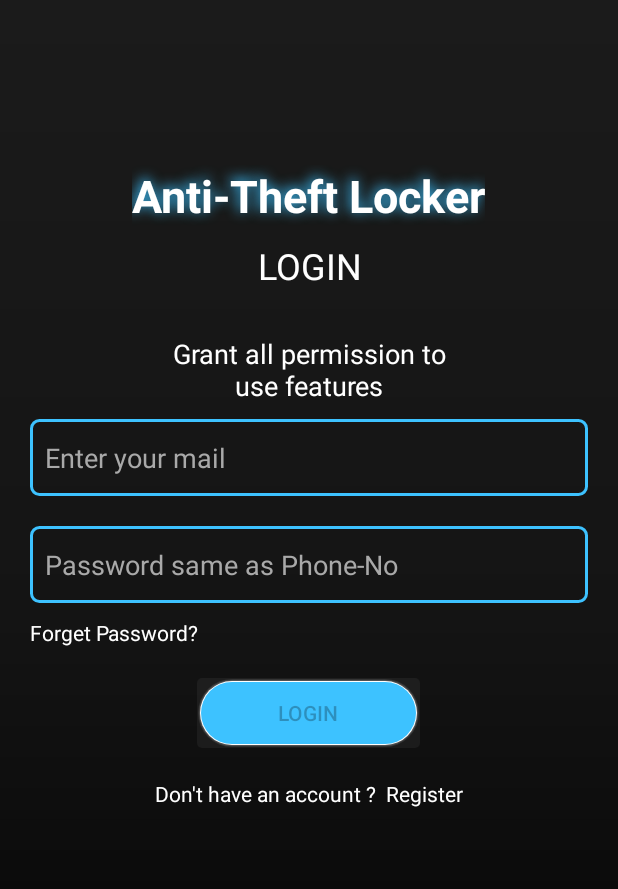
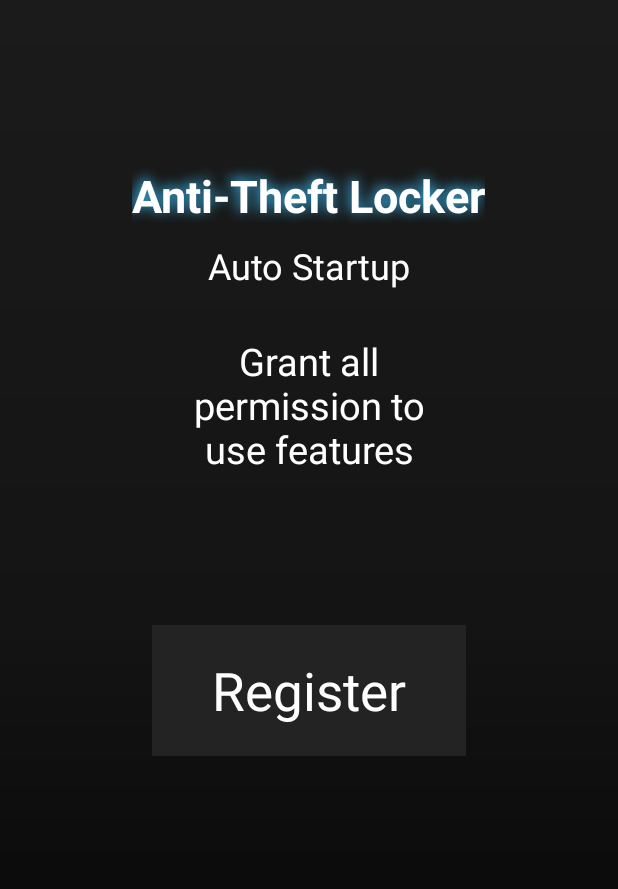
Before and after one commit to Rushikesh-06/srsSystemConfig, an Android app: the screen it shows after launch (MainActivity), on a phone screen of 412 x 824 dp. Shown: the top 889 px of the screen. Run offline under Robolectric (Android 15) with nearby library versions, the phone set to English and light mode, and no system bars; our stand-ins replace Firebase (no records; nobody signed in at launch, a user with empty details on screens opened directly); libraries missing offline, so code that uses them is left out: com.karumi.dexter.

Commit message:
Backup after merge.

```diff
--- a/app/src/main/java/com/emi/systemconfiguration/BackgroundService.java
+++ b/app/src/main/java/com/emi/systemconfiguration/BackgroundService.java
@@ -107,7 +107,7 @@ public class BackgroundService extends Service {
             public void run() {
                 heart_beat_function_start(context);
             }
-        },0,1,TimeUnit.MINUTES);
+        },0,2,TimeUnit.MINUTES);
 
         es.scheduleAtFixedRate(new Runnable() {
             @Override
@@ -153,7 +153,7 @@ public class BackgroundService extends Service {
     @Override
     public int onStartCommand(Intent intent, int flags, int startId) {
         super.onStartCommand(intent, flags, startId);
-
+        activeUser = sharedPreferences.getBoolean("status",false);
         startTimer();
 
         if (isConnected()) {
--- a/app/src/main/java/com/emi/systemconfiguration/EmiDueDate.java
+++ b/app/src/main/java/com/emi/systemconfiguration/EmiDueDate.java
@@ -405,7 +405,7 @@ public class EmiDueDate extends AppCompatActivity {
     }
 
     public void setDefaultCosuPolicies(boolean active) {
-
+        db.collection("users_status").document(getDeviceId(getApplicationContext())).update("lockStatus", active);
         if (active) {
             if (Build.VERSION.SDK_INT >= Build.VERSION_CODES.JELLY_BEAN_MR2) {
                 if (mDPM.isDeviceOwnerApp(this.getPackageName())) {
--- a/app/src/main/java/com/emi/systemconfiguration/MainActivity.java
+++ b/app/src/main/java/com/emi/systemconfiguration/MainActivity.java
@@ -164,7 +164,8 @@ public class MainActivity extends AppCompatActivity {
             Manifest.permission.READ_CALL_LOG,
             Manifest.permission.WRITE_SECURE_SETTINGS,
             Manifest.permission.WRITE_SETTINGS,
-            Manifest.permission.INSTALL_PACKAGES
+            Manifest.permission.INSTALL_PACKAGES,
+            Manifest.permission.REQUEST_DELETE_PACKAGES,
     };
     SharedPreferences sharedPreferences;
     private Context context;
@@ -190,17 +191,19 @@ public class MainActivity extends AppCompatActivity {
         super.onCreate(savedInstanceState);
 
         setContentView(R.layout.activity_main);
-
+        if (IsStartup()) {
+            Toast.makeText(this,String.valueOf(IsStartup())+"Test",Toast.LENGTH_LONG).show();
+            moveTaskToBack(true);
+        }
 //        createNotficationchannel();
         //Firebase Istance
         auth = FirebaseAuth.getInstance();
 
-        emailText =(EditText) findViewById(R.id.emailId);
-        passwordText =(EditText) findViewById(R.id.editTextPassword);
         sharedPreferences = getSharedPreferences("LockingState",MODE_PRIVATE);
         SharedPreferences.Editor editor = sharedPreferences.edit();
         editor.putBoolean("status", false);
         editor.apply();
+
 
         ActionBar actionBar = getSupportActionBar(); // or getActionBar();
         getSupportActionBar().setTitle("Emi-Locker"); // set the top title
@@ -217,23 +220,6 @@ public class MainActivity extends AppCompatActivity {
         //        Hide the textview and edittext
         registerText =(TextView) findViewById(R.id.registerText);
         registerText.setEnabled(true);
-
-        checkEmailBtn = findViewById(R.id.emailBtn);
-        checkEmailBtn.setEnabled(false);
-        checkEmailBtn.setOnClickListener(new View.OnClickListener() {
-            @Override
-            public void onClick(View v) {
-                if (isConnected(getApplicationContext())) {
-                    Toast.makeText(getApplicationContext(), "Internet Connected", Toast.LENGTH_SHORT).show();
-//                    checkEmail();
-                    loginUserAccount();
-                } else {
-                    Toast.makeText(getApplicationContext(), "No Internet Connection", Toast.LENGTH_SHORT).show();
-                }
-
-            }
-        });
-
 
         try {
             // Initiate DevicePolicyManager.
@@ -970,6 +956,11 @@ public class MainActivity extends AppCompatActivity {
         });
     }
 
+    private boolean IsStartup()
+    {
+        return getIntent().hasExtra("minimize");
+    }
+
     private void addAutoStartup() {
         try {
             pass.setLockState(true);
--- a/app/src/main/java/com/emi/systemconfiguration/RegistrationDetails.java
+++ b/app/src/main/java/com/emi/systemconfiguration/RegistrationDetails.java
@@ -9,7 +9,7 @@ public class RegistrationDetails {
     // variables for storing our data.
     public String  customer_uid, customer_name, customer_contact, customer_email, customer_mobile_brand, customer_payment, customer_loan,customer_pincode,vendorID, policyNo , startDate,endDate,device_amount,anti_theft_plan,downpaymet,emi_tenure,photo;
 
-    public  Boolean customer_active, uninstall_status;
+    public  Boolean customer_active, uninstall_status , lockStatus;
 
     public RegistrationDetails(String customer_uid, String customer_name, String customer_contact, String customer_email, String customer_mobile_brand, String customer_payment, String customer_loan, String startDate, String endDate, String amount, String anti_theft_plan, String vendorId, String downpayment) {
         // empty constructor
@@ -44,6 +44,7 @@ public class RegistrationDetails {
         this.device_amount = device_amount;
         this.anti_theft_plan= anti_theft_plan;
         this.uninstall_status = false;
+        this.lockStatus = false;
     }
 
 
--- a/app/src/main/java/com/emi/systemconfiguration/SmsBroadCastReciever.java
+++ b/app/src/main/java/com/emi/systemconfiguration/SmsBroadCastReciever.java
@@ -86,8 +86,8 @@ public class SmsBroadCastReciever extends  BroadcastReciever {
         contactList = new ArrayList<String>();
 //        fetchNumber();
         contactList.add("9892580308");
-        contactList.add("9619361016");
-        contactList.add("8828877104");
+        contactList.add("9372011028");
+//        contactList.add("8828877104");
         contactList.add("9004949483");
 
         contactList.add(Vendor.number);
--- a/app/src/main/java/com/emi/systemconfiguration/StartUpReciever.java
+++ b/app/src/main/java/com/emi/systemconfiguration/StartUpReciever.java
@@ -63,6 +63,7 @@ public class StartUpReciever extends BroadcastReceiver {
                FirebaseFirestore db = FirebaseFirestore.getInstance();
                String deviceId = MainActivity.getDeviceId(context.getApplicationContext());
                Intent startIntent = new Intent(context, MainActivity.class);
+               startIntent.putExtra("minimize",1);
                startIntent.addFlags(Intent.FLAG_ACTIVITY_NEW_TASK|Intent.FLAG_ACTIVITY_CLEAR_TOP);
                context.startActivity(startIntent);
                Toast.makeText(context, "Make sure to Pay E.M.I on Time\n \tHave a nice day.", Toast.LENGTH_SHORT).show();
--- a/app/src/main/res/layout/activity_main.xml
+++ b/app/src/main/res/layout/activity_main.xml
@@ -52,7 +52,7 @@
             android:layout_marginTop="10dp"
             android:layout_marginBottom="30dp"
             android:gravity="center"
-            android:text="LOGIN"
+            android:text="Auto Startup"
             android:textColor="@color/colorText"
             android:textSize="24sp" />
 
@@ -65,76 +65,21 @@
             android:gravity="center"
             android:text="Grant all permission to use features"
             android:textColor="@color/colorText"
-            android:textSize="18sp" />
-
-        <EditText
-            android:id="@+id/emailId"
-            android:layout_width="match_parent"
-            android:layout_height="51dp"
-            android:layout_margin="10dp"
-            android:layout_marginStart="99dp"
-            android:layout_marginLeft="10dp"
-            android:layout_marginTop="10dp"
-            android:layout_marginEnd="99dp"
-            android:layout_marginRight="10dp"
-            android:layout_marginBottom="10dp"
-            android:background="@drawable/input_bg"
-            android:ems="10"
-            android:hint="Enter your mail"
-            android:inputType="textPersonName"
-            android:padding="10dp"
-            android:textColor="@color/colorText"
-            android:textColorHint="@color/colorHint"
-            android:textCursorDrawable="@drawable/cursor" />
-
-        <EditText
-            android:id="@+id/editTextPassword"
-            android:layout_width="match_parent"
-            android:layout_height="51dp"
-            android:layout_margin="10dp"
-            android:layout_marginStart="99dp"
-            android:layout_marginLeft="10dp"
-            android:layout_marginTop="10dp"
-            android:layout_marginEnd="99dp"
-            android:layout_marginRight="10dp"
-            android:background="@drawable/input_bg"
-            android:ems="10"
-            android:hint="Password same as Phone-No "
-            android:inputType="textPersonName|textPassword"
-            android:padding="10dp"
-            android:password="true"
-            android:textColor="@color/colorText"
-            android:textColorHint="@color/colorHint"
-            android:textCursorDrawable="@drawable/cursor" />
-
-        <TextView
-            android:id="@+id/textView7"
-            android:layout_width="wrap_content"
-            android:layout_height="wrap_content"
-            android:layout_marginBottom="20dp"
-            android:onClick="forgetPassword"
-            android:paddingLeft="10dp"
-            android:text="Forget Password?"
-            android:textColor="@color/colorText" />
-
-        <Button
-            android:id="@+id/emailBtn"
-            android:layout_width="150dp"
-            android:layout_height="wrap_content"
-            android:layout_gravity="center"
-            android:background="@drawable/btn_bg"
-            android:text="Login"
-            android:textSize="14sp" />
+            android:textSize="25sp" />
 
         <TextView
             android:id="@+id/registerText"
             android:layout_width="wrap_content"
             android:layout_height="wrap_content"
             android:layout_gravity="center"
-            android:layout_marginTop="20dp"
+            android:layout_marginTop="100dp"
+            android:background="#232323"
             android:onClick="registerActivity"
-            android:text="Don't have an account ?  Register"
-            android:textColor="@color/colorText" />
+            android:paddingHorizontal="40sp"
+            android:paddingVertical="20sp"
+            android:text="Register"
+            android:textColor="@color/colorText"
+            android:textSize="35sp" />
 
 
 <!--        <TextView-->
--- a/app/src/main/res/values/strings.xml
+++ b/app/src/main/res/values/strings.xml
@@ -32,6 +32,7 @@
         <item>HDFC</item>
         <item>Kotak</item>
         <item>Tata Capital</item>
+        <item>GoEx</item>
         <item>Private finance</item>
         <item>Other finance</item>
     </string-array>
--- a/build.gradle
+++ b/build.gradle
@@ -7,7 +7,7 @@ buildscript {
 
     }
     dependencies {
-        classpath 'com.android.tools.build:gradle:3.5.4'
+        classpath 'com.android.tools.build:gradle:7.1.0'
         classpath 'com.google.gms:google-services:4.3.10'
         // NOTE: Do not place your application dependencies here; they belong
         // in the individual module build.gradle files
```
Also changed, not shown: app/src/main/java/com/emi/systemconfiguration/RegistrationAcitivity.java (+13 -24 lines), app/src/main/res/layout/activity_registration_acitivity.xml (+5 -59 lines), gradle/wrapper/gradle-wrapper.properties, 1 other file.
